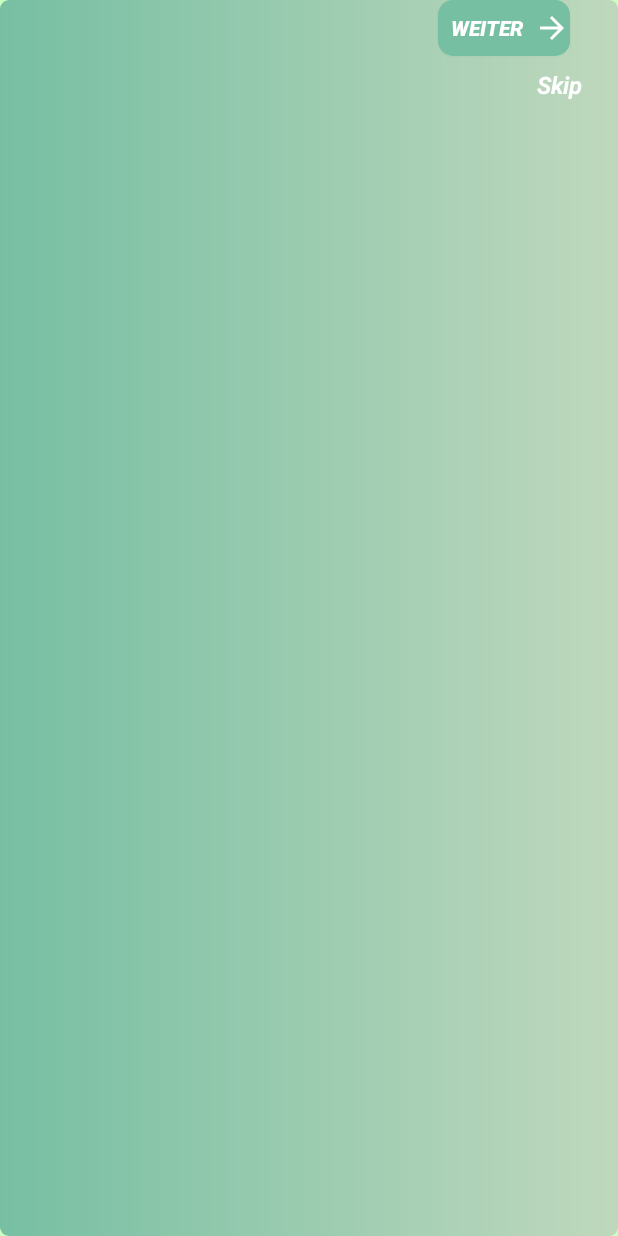
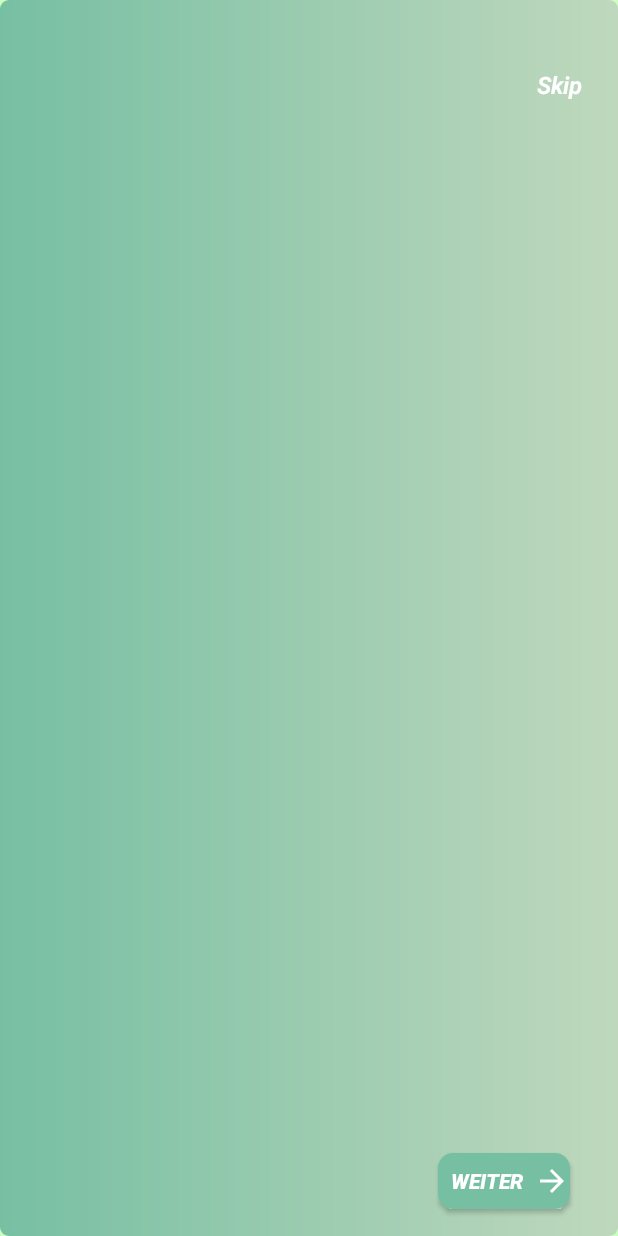
Before and after one commit to chrlnsan/ourMoody, an Android app: the layout activity_start.xml on its own in the app's theme, with its tools: preview values and no code run, on a phone screen of 412 x 824 dp. Run offline under Robolectric (Android 15) with nearby library versions, the phone set to English and light mode, and no system bars.

Commit message:
am wetter weitergearbeitet, fehler von activity_start.xml behoben

```diff
--- a/app/src/main/java/com/example/ourmoody/CityPreference.java
+++ b/app/src/main/java/com/example/ourmoody/CityPreference.java
@@ -16,7 +16,7 @@ public class CityPreference {
         return mPreference.getString("city", "Graz, AUT");
     }
 
-    void setCity(String city){
+    void setCity(String city) {
         mPreference.edit().putString("city", city).commit();
     }
 }
--- a/app/src/main/java/com/example/ourmoody/RemoteFetch.java
+++ b/app/src/main/java/com/example/ourmoody/RemoteFetch.java
@@ -9,6 +9,7 @@ import java.io.InputStreamReader;
 import java.net.HttpURLConnection;
 import java.net.URL;
 
+    // Wetter von OpenWeatherMap API abrufen
 public class RemoteFetch {
     private static final String OPEN_WEATHER_MAP_API =
             "http://api.openweathermap.org/data/2.5/weather?q=%s&units=metric";
@@ -20,7 +21,7 @@ public class RemoteFetch {
                     (HttpURLConnection)url.openConnection();
 
             connection.addRequestProperty("x-api-key",
-                    context.getString(R.string.open_weather_maps_app_id));
+                    String.valueOf(R.string.open_weather_maps_app_id));
 
 
 
--- a/app/src/main/res/layout/activity_start.xml
+++ b/app/src/main/res/layout/activity_start.xml
@@ -17,9 +17,9 @@
         android:layout_width="match_parent"
         android:layout_height="match_parent"
         android:background="@drawable/btn_gradient_style"
-        android:constraintEnd_toEndOf="parent"
-        android:constraintStart_toStartOf="parent"
-        android:constraintTop_toTopOf="parent"
+        app:layout_constraintEnd_toEndOf="parent"
+        app:layout_constraintStart_toStartOf="parent"
+        app:layout_constraintTop_toTopOf="parent"
         tools:layout_editor_absoluteX="0dp"
         tools:layout_editor_absoluteY="0dp" />
 
@@ -31,28 +31,26 @@
         android:layout_marginBottom="18dp"
         android:background="@drawable/btn_custom_ecken_rund"
         android:backgroundTint="@color/btn_weiter"
-        android:drawableRight="@drawable/ic_arrow_forward_black_24dp"
+        android:drawableEnd="@drawable/ic_arrow_forward_black_24dp"
         android:drawableTint="@color/JustWhite"
         android:fadingEdge="horizontal"
-        android:text="Weiter"
+        android:text="@string/weiter"
         android:textStyle="bold|italic"
         android:textColor="@color/JustWhite"
         app:layout_constraintBottom_toBottomOf="parent"
         app:layout_constraintEnd_toEndOf="parent"
         app:rippleColor="#FFFFFF"
-        android:layout_marginRight="32dp" />
+        app:layout_goneMarginRight="32dp" />
 
     <com.google.android.material.tabs.TabLayout
         android:layout_width="wrap_content"
         android:layout_height="wrap_content"
         android:layout_marginStart="32dp"
-        android:layout_marginLeft="32dp"
         android:layout_marginEnd="8dp"
-        android:layout_marginRight="16dp"
         android:layout_marginBottom="16dp"
-        android:layout_constraintBottom_toBottomOf="parent"
-        android:layout_constraintEnd_toStartOf="@+id/btn_weiter"
-        android:layout_constraintHorizontal_bias="0.0"
+        app:layout_constraintBottom_toBottomOf="parent"
+        app:layout_constraintEnd_toStartOf="@+id/btn_weiter"
+        app:layout_constraintHorizontal_bias="0.0"
         app:layout_constraintStart_toStartOf="parent"
         app:tabIndicatorColor="@color/btn_weiter"
         app:tabBackground="@color/colorSad">
@@ -70,7 +68,7 @@
         android:layout_marginBottom="64dp"
         android:background="@drawable/btn_gradient_style"
         android:backgroundTint="@color/verlauf_background_color"
-        android:text="Jetzt geht's los!"
+        android:text="@string/los"
         android:textColor="@color/JustWhite"
         app:layout_constraintBottom_toBottomOf="parent"
         app:layout_constraintEnd_toEndOf="parent"
@@ -86,8 +84,7 @@
         android:layout_height="wrap_content"
         android:layout_marginTop="45dp"
         android:layout_marginEnd="24dp"
-        android:layout_marginRight="24dp"
-        android:text="Skip"
+        android:text="@string/skip"
         app:layout_constraintEnd_toEndOf="parent"
         app:layout_constraintTop_toTopOf="parent"
         />
--- a/app/src/main/res/values/strings.xml
+++ b/app/src/main/res/values/strings.xml
@@ -21,4 +21,8 @@
 
     <!-- Notification -->
     <string name="default_notification_channel_id">default</string>
+    <string name="weiter">Weiter</string>
+    <string name="los">Jetzt geht\'s los!</string>
+    <string name="skip">Skip</string>
+    <string name="change_notif">Notifications</string>
 </resources>
```
Also changed, not shown: app/src/main/AndroidManifest.xml (+10 -5 lines), app/src/main/java/com/example/ourmoody/MainActivity.java (+13 -1 lines), app/src/main/java/com/example/ourmoody/WeatherFragment.java (+7 -2 lines), app/src/main/res/drawable/ic_settings.xml (added, +10 -0 lines), app/src/main/res/layout/item_mood.xml (+4 -41 lines), app/src/main/res/layout/weather_fragment.xml (added, +55 -0 lines), app/src/main/res/menu/weather.xml (+19 -3 lines).
